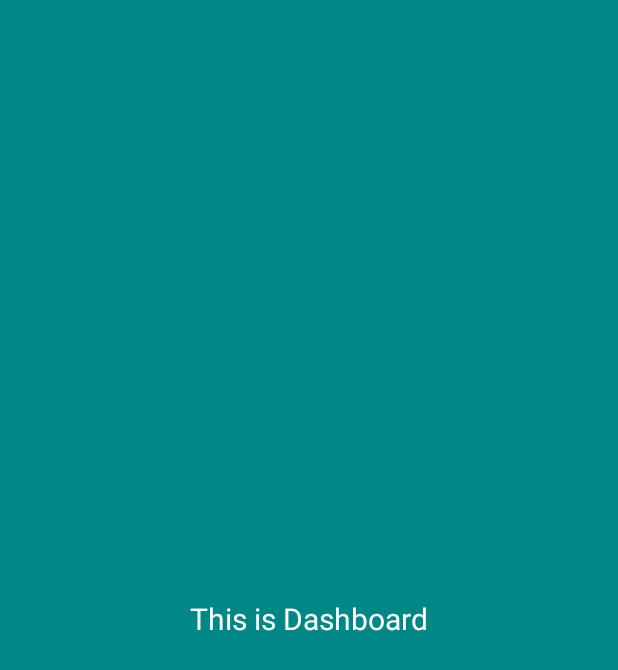
After one commit to RishavChudal/ISMT-Test-Project, an Android app: the DashboardActivity screen opened directly, with no data from a screen before it, on a phone screen of 412 x 824 dp. The commit adds this screen. Shown: the top 670 px of the screen. Run offline under Robolectric (Android 15) with nearby library versions, the phone set to English and light mode, and no system bars.

Commit message:
Intents overview and starting activity via intent

```diff
--- a/app/src/main/AndroidManifest.xml
+++ b/app/src/main/AndroidManifest.xml
@@ -10,13 +10,16 @@
         android:supportsRtl="true"
         android:theme="@style/Theme.Test">
         <activity
+            android:name=".DashboardActivity"
+            android:exported="false" />
+        <activity
             android:name=".LoginActivity"
             android:exported="true">
             <intent-filter>
-                <action android:name="android.intent.action.MAIN"/>
-                <category android:name="android.intent.category.LAUNCHER"/>
+                <action android:name="android.intent.action.MAIN" />
+
+                <category android:name="android.intent.category.LAUNCHER" />
             </intent-filter>
-
         </activity>
     </application>
 
--- /dev/null
+++ b/app/src/main/java/np/com/rishavchudal/test/DashboardActivity.java
@@ -0,0 +1,21 @@
+package np.com.rishavchudal.test;
+
+import androidx.appcompat.app.AppCompatActivity;
+
+import android.os.Bundle;
+import android.widget.Toast;
+
+public class DashboardActivity extends AppCompatActivity {
+
+    @Override
+    protected void onCreate(Bundle savedInstanceState) {
+        super.onCreate(savedInstanceState);
+        setContentView(R.layout.activity_dashboard);
+    }
+
+    @Override
+    public void onBackPressed() {
+//        super.onBackPressed();
+        Toast.makeText(this, "Do you want to exit?", Toast.LENGTH_SHORT).show();
+    }
+}
--- a/app/src/main/java/np/com/rishavchudal/test/LoginActivity.java
+++ b/app/src/main/java/np/com/rishavchudal/test/LoginActivity.java
@@ -4,6 +4,7 @@ import static np.com.rishavchudal.test.R.color.white;
 
 import androidx.appcompat.app.AppCompatActivity;
 
+import android.content.Intent;
 import android.os.Bundle;
 import android.util.Log;
 import android.view.View;
@@ -84,6 +85,12 @@ public class LoginActivity extends AppCompatActivity {
             @Override
             public boolean onLongClick(View view) {
                 Log.d(tagName, "Button is Long Clicked");
+                Intent intent = new Intent(Intent.ACTION_SEND);
+                intent.setType("text/plain");
+                intent.putExtra(Intent.EXTRA_EMAIL, "rishavchudal@ismt.edu.np");
+                intent.putExtra(Intent.EXTRA_SUBJECT, "This is a dummy message");
+                intent.putExtra(Intent.EXTRA_TEXT, "Dummy test message");
+                startActivity(intent);
                 return true;
             }
         });
@@ -98,9 +105,22 @@ public class LoginActivity extends AppCompatActivity {
         if (email.equalsIgnoreCase("rishav@ismt.edu.np") && password.equals("12345")) {
             Log.d(tagName, "Login Success");
             Toast.makeText(this, "Login Success", Toast.LENGTH_SHORT).show();
+            startDashboard();
         } else {
             Log.d(tagName, "Login Failure");
             Toast.makeText(this, "Login Failure", Toast.LENGTH_SHORT).show();
         }
     }
+
+    @Override
+    public void onBackPressed() {
+//        super.onBackPressed();
+        Toast.makeText(this, "Do you want to exit?", Toast.LENGTH_SHORT).show();
+    }
+
+    private void startDashboard() {
+        Intent intent = new Intent(LoginActivity.this, DashboardActivity.class);
+        startActivity(intent);
+        finish();
+    }
 }
--- /dev/null
+++ b/app/src/main/res/layout/activity_dashboard.xml
@@ -0,0 +1,22 @@
+<?xml version="1.0" encoding="utf-8"?>
+<androidx.constraintlayout.widget.ConstraintLayout xmlns:android="http://schemas.android.com/apk/res/android"
+    xmlns:app="http://schemas.android.com/apk/res-auto"
+    xmlns:tools="http://schemas.android.com/tools"
+    android:layout_width="match_parent"
+    android:layout_height="match_parent"
+    android:background="@color/teal_700"
+    tools:context=".DashboardActivity">
+
+    <TextView
+        android:layout_width="wrap_content"
+        android:layout_height="wrap_content"
+        app:layout_constraintTop_toTopOf="parent"
+        app:layout_constraintBottom_toBottomOf="parent"
+        app:layout_constraintStart_toStartOf="parent"
+        app:layout_constraintEnd_toEndOf="parent"
+        android:text="This is Dashboard"
+        android:textColor="@color/white"
+        android:textSize="20sp"
+        />
+
+</androidx.constraintlayout.widget.ConstraintLayout>
```
